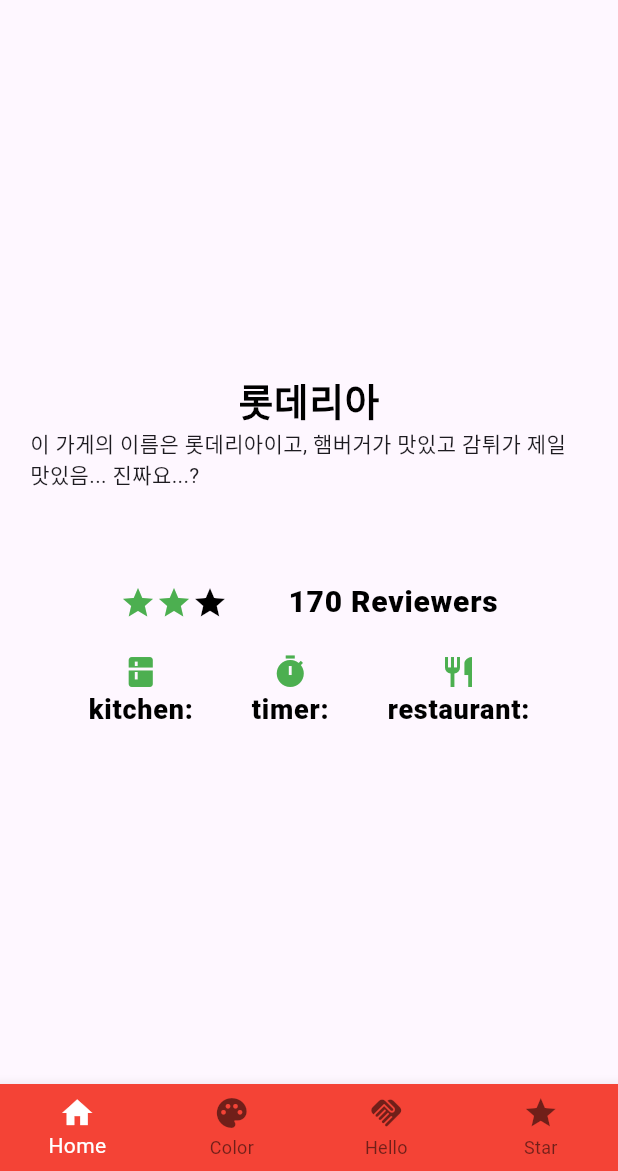
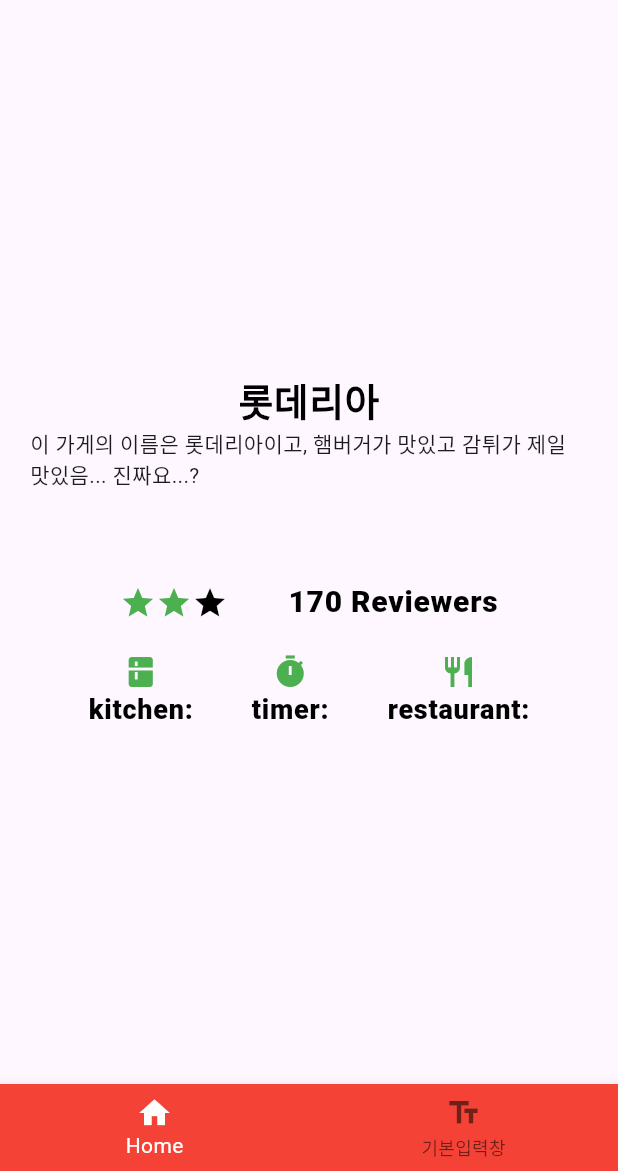
Before and after one commit to kga9002/counter_app, a Flutter app: the screen it shows after launch, on a phone screen of 412 x 824 dp, the part 65-1236 px from its top. Run offline on Flutter 3.47's test engine with Material 3 defaults, Android fonts, the phone set to English and light mode, and no system bars.

Commit message:
[UPDATE] 일반 입력창 학습

```diff
--- a/lib/main.dart
+++ b/lib/main.dart
@@ -3,6 +3,7 @@ import 'book.dart';
 import 'hello.dart';
 import "star.dart";
 import 'colorWidget.dart';
+import 'textfield/normal.dart';
 
 void main() {
   runApp(MyApp());
@@ -39,9 +40,10 @@ class MyStatefulWidgetState extends State<StatefulWidget> {
     super.initState();
     _widgetOptions = <Widget>[
       HomeWidget(),
-      Colorwidget(onPressed: changeColor),
-      HelloWidget(),
-      StarWidget(),
+      // Colorwidget(onPressed: changeColor),
+      // HelloWidget(),
+      // StarWidget(),
+      NormalTextFieldWidget(),
     ];
   }
 
@@ -82,17 +84,21 @@ class MyStatefulWidgetState extends State<StatefulWidget> {
                     icon: Icon(Icons.home),
                     label: "Home",
                   ),
+                  // BottomNavigationBarItem(
+                  //   icon: Icon(Icons.palette),
+                  //   label: "Color",
+                  // ),
+                  // BottomNavigationBarItem(
+                  //   icon: Icon(Icons.handshake),
+                  //   label: "Hello",
+                  // ),
+                  // BottomNavigationBarItem(
+                  //   icon: Icon(Icons.star),
+                  //   label: "Star",
+                  // ),
                   BottomNavigationBarItem(
-                    icon: Icon(Icons.palette),
-                    label: "Color",
-                  ),
-                  BottomNavigationBarItem(
-                    icon: Icon(Icons.handshake),
-                    label: "Hello",
-                  ),
-                  BottomNavigationBarItem(
-                    icon: Icon(Icons.star),
-                    label: "Star",
+                    icon: Icon(Icons.text_fields),
+                    label: "기본입력창",
                   ),
                 ],
                 currentIndex: _selectedIndex,
```
Also changed, not shown: lib/textfield/normal.dart (+43 -1 lines).
